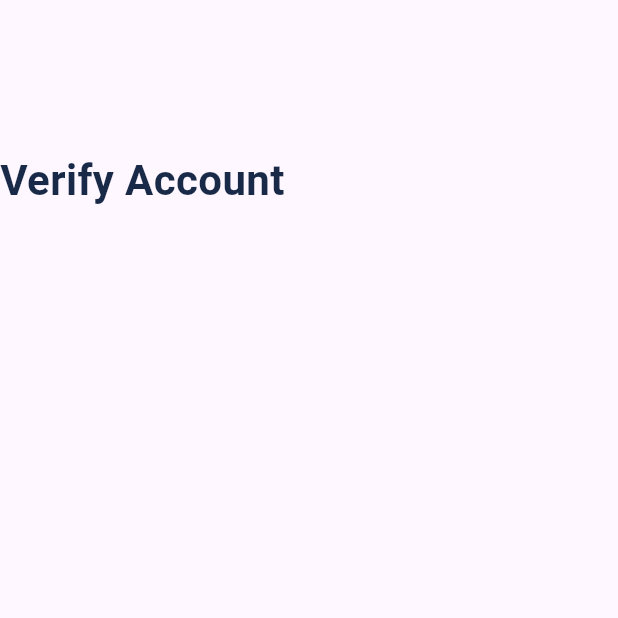
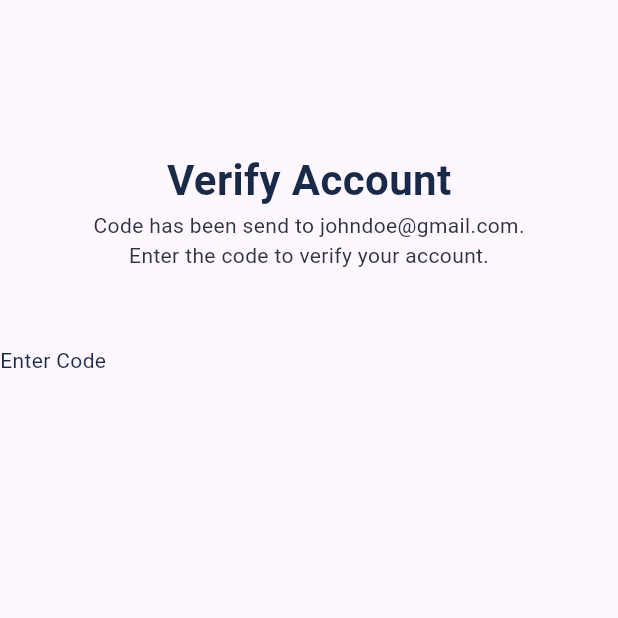
Before and after one commit to rifatalam26/plumber_tech, a Flutter app: the screen it shows after launch, on a phone screen of 412 x 824 dp, the top half of it. Run offline on Flutter 3.47's test engine with Material 3 defaults, Android fonts, the phone set to English and light mode, and no system bars.

Commit message:
Verify Account Screen

```diff
--- a/lib/View/Customer Registration Screen/verify_account_screen.dart
+++ b/lib/View/Customer Registration Screen/verify_account_screen.dart
@@ -11,7 +11,9 @@ class _VerifyAccountScreenState extends State<VerifyAccountScreen> {
   @override
   Widget build(BuildContext context) {
     return const Scaffold(
-      body: Column(
+      body: SingleChildScrollView(
+        child: Center(
+          child: Column(
             children: [
               SizedBox(
                 height: 100,
@@ -22,8 +24,29 @@ class _VerifyAccountScreenState extends State<VerifyAccountScreen> {
                     fontSize: 28,
                     fontWeight: FontWeight.bold,
                     color: Color(0xff192A48)),
+              ),
+              Text(
+                "Code has been send to johndoe@gmail.com.",
+                style: TextStyle(fontSize: 14, color: Color(0xff2D3444)),
+              ),
+              Text(
+                "Enter the code to verify your account.",
+                style: TextStyle(fontSize: 14, color: Color(0xff2D3444)),
+              ),
+              SizedBox(
+                height: 50,
+              ),
+              Row(
+                children: [
+                  Text(
+                    "Enter Code",
+                    style: TextStyle(fontSize: 14, color: Color(0xff192A48)),
+                  ),
+                ],
               )
             ],
+          ),
+        ),
       ),
     );
   }
--- a/lib/main.dart
+++ b/lib/main.dart
@@ -1,6 +1,5 @@
 import 'package:flutter/material.dart';
 import 'package:plumber_tech/View/Customer%20Registration%20Screen/verify_account_screen.dart';
-import 'View/Customer Registration Screen/register_screen.dart';
 
 void main(){
   runApp(const MyApp());
```
Lines whose indentation alone changed are shown as unchanged.
